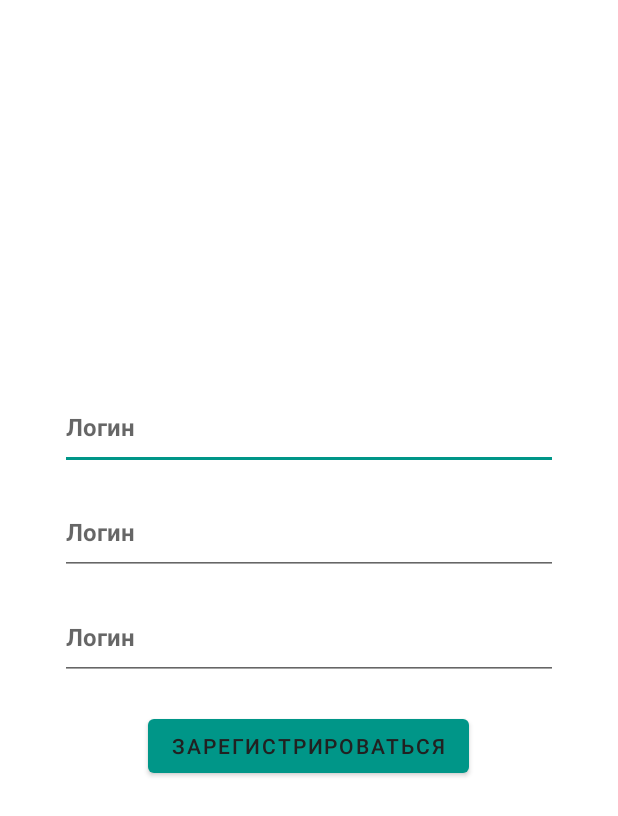
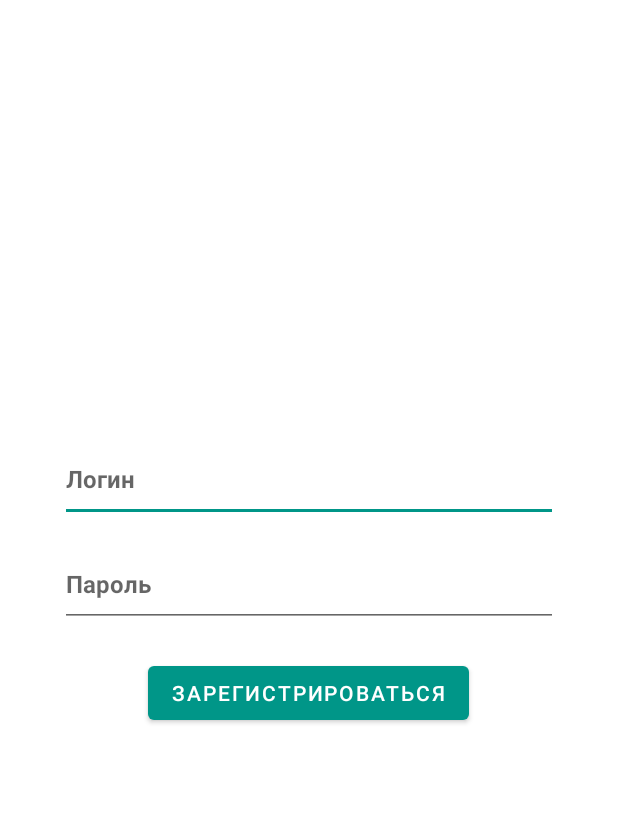
Before and after one commit to TeaProphet/TP-5.1-3, an Android app: the fragment SignUpFragment shown on its own in the app's theme, on a phone screen of 412 x 824 dp. Shown: the top 816 px of the screen. Run offline under Robolectric (Android 15) with nearby library versions, the phone set to English and light mode, and no system bars.

Commit message:
ORG-13: Integrated auth and sign up + cosmetic changes.

```diff
--- a/app/src/main/java/vsu/tp53/onboardapplication/auth/PageUnauthorizedFragment.kt
+++ b/app/src/main/java/vsu/tp53/onboardapplication/auth/PageUnauthorizedFragment.kt
@@ -20,11 +20,11 @@ class PageUnauthorizedFragment : Fragment() {
         _binding = UnauthorizedBinding.inflate(inflater, container, false)
 
         binding.buttonSignIn.setOnClickListener {
-            it.findNavController().navigate(R.id.homeFragment)
+            it.findNavController().navigate(R.id.signInFragment)
         }
 
         binding.buttonSignUp.setOnClickListener {
-            it.findNavController().navigate(R.id.homeFragment)
+            it.findNavController().navigate(R.id.signUpFragment)
         }
 
         binding.buttonWithoutAuth.setOnClickListener {
--- a/app/src/main/java/vsu/tp53/onboardapplication/auth/SignInFragment.kt
+++ b/app/src/main/java/vsu/tp53/onboardapplication/auth/SignInFragment.kt
@@ -20,7 +20,7 @@ class SignInFragment : Fragment() {
         _binding = SignInBinding.inflate(inflater, container, false)
 
         binding.signInButton.setOnClickListener {
-            it.findNavController().navigate(R.id.homeFragment)
+            it.findNavController().navigate(R.id.profileFragment)
         }
 
         return binding.root
--- a/app/src/main/java/vsu/tp53/onboardapplication/auth/SignUpFragment.kt
+++ b/app/src/main/java/vsu/tp53/onboardapplication/auth/SignUpFragment.kt
@@ -20,7 +20,7 @@ class SignUpFragment : Fragment() {
         _binding = SignUpBinding.inflate(inflater, container, false)
 
         binding.signUpButton.setOnClickListener {
-            it.findNavController().navigate(R.id.homeFragment)
+            it.findNavController().navigate(R.id.profileFragment)
         }
         return binding.root
     }
--- a/app/src/main/res/layout/sign_up.xml
+++ b/app/src/main/res/layout/sign_up.xml
@@ -23,7 +23,7 @@
                 android:inputType="textMultiLine"
                 android:minHeight="50dp"
                 android:textAlignment="viewStart"
-                    android:textColor="#000000"
+                android:textColor="@color/black"
                 android:textSize="16sp"
                 android:textStyle="bold"
                 app:layout_constraintEnd_toEndOf="parent"
@@ -37,8 +37,8 @@
                 android:layout_margin="10dp"
                 android:ems="10"
                 android:gravity="start|top"
-                    android:hint="Логин"
-                    android:inputType="textMultiLine"
+                android:hint="Пароль"
+                android:inputType="textPassword"
                 android:minHeight="50dp"
                 android:textAlignment="viewStart"
                 android:textColor="#000000"
@@ -48,31 +48,14 @@
                 app:layout_constraintStart_toStartOf="parent"
                 app:layout_constraintTop_toBottomOf="@+id/login_sign_up" />
 
-            <EditText
-                    android:id="@+id/password_repeat"
-                    android:layout_width="match_parent"
-                    android:layout_height="wrap_content"
-                    android:layout_margin="10dp"
-                    android:ems="10"
-                    android:gravity="start|top"
-                    android:hint="Логин"
-                    android:inputType="textMultiLine"
-                    android:minHeight="50dp"
-                    android:textAlignment="viewStart"
-                    android:textColor="#000000"
-                    android:textSize="16sp"
-                    android:textStyle="bold"
-                    app:layout_constraintEnd_toEndOf="parent"
-                    app:layout_constraintStart_toStartOf="parent"
-                    app:layout_constraintTop_toBottomOf="@+id/password_sign_up" />
-
             <Button
-                    android:text="Зарегистрироваться"
+                android:id="@+id/sign_up_button"
                 android:layout_width="wrap_content"
                 android:layout_height="wrap_content"
                 android:layout_margin="10dp"
                 android:layout_marginBottom="20dp"
-                    android:id="@+id/sign_up_button"
+                android:text="Зарегистрироваться"
+                android:textColor="@color/white"
                 app:layout_constraintEnd_toEndOf="parent"
                 app:layout_constraintHorizontal_bias="0.0"
                 app:layout_constraintStart_toStartOf="parent"
--- a/app/src/main/res/menu/bottom_navigation_menu.xml
+++ b/app/src/main/res/menu/bottom_navigation_menu.xml
@@ -10,7 +10,7 @@
         android:icon="@drawable/ic_dice"
         android:title="@string/action_dice_item" />
     <item
-        android:id="@+id/profileFragment"
+        android:id="@+id/pageUnauthorizedFragment"
         android:icon="@drawable/ic_profile_circle"
         android:title="@string/action_profile_item" />
 </menu>
```
Also changed, not shown: app/src/main/res/layout/sign_in.xml (+6 -5 lines), app/src/main/res/layout/unauthorized.xml (+9 -6 lines), app/src/main/res/navigation/nav_graph.xml (+12 -0 lines). Lines whose indentation alone changed are shown as unchanged.
